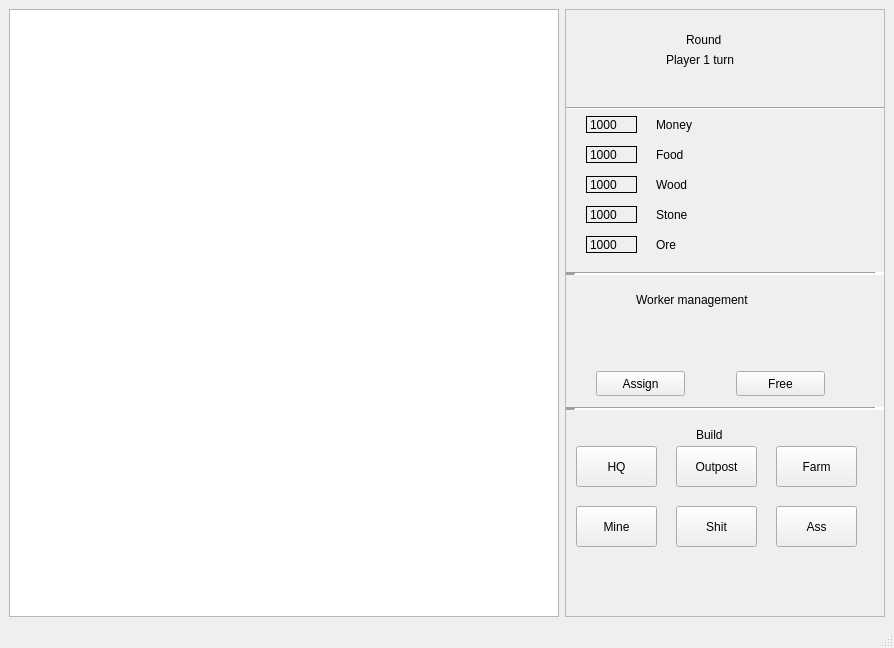
First picture: the form in Game/mapwindow.ui, repository villeh987/Pirkanmaa-Conquest-Game, before the edit.
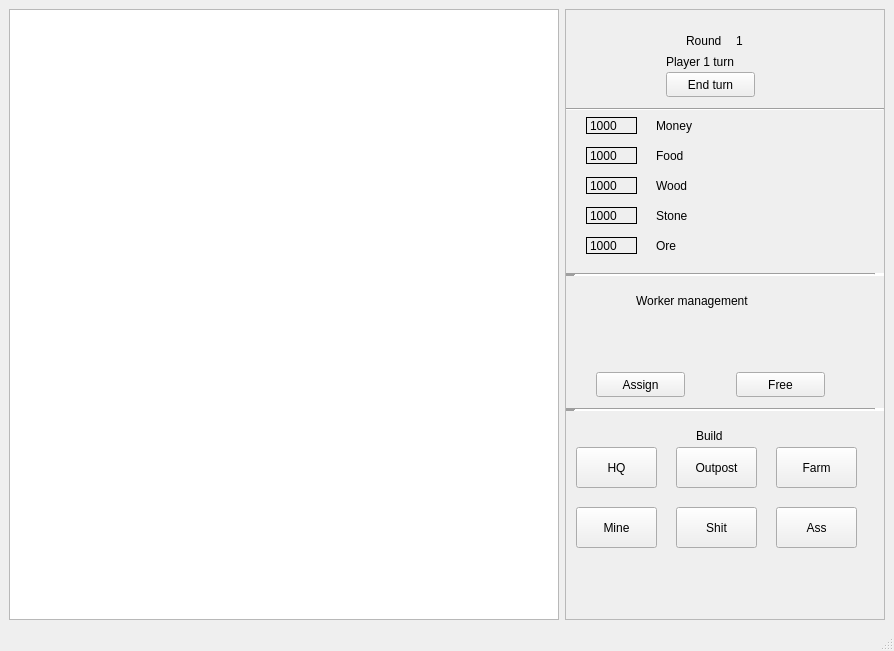
Second picture: the form after the edit.

Commit message: Basic functionality for starting game, adding players and changing turns

```diff
--- a/Game/mapwindow.ui
+++ b/Game/mapwindow.ui
@@ -7,7 +7,7 @@
     <x>0</x>
     <y>0</y>
     <width>894</width>
-    <height>648</height>
+    <height>651</height>
    </rect>
   </property>
   <property name="windowTitle">
@@ -70,7 +70,7 @@
        <property name="geometry">
         <rect>
          <x>0</x>
-         <y>0</y>
+         <y>1</y>
          <width>318</width>
          <height>584</height>
         </rect>
@@ -126,14 +126,40 @@
             <rect>
              <x>100</x>
              <y>20</y>
-             <width>111</width>
-             <height>17</height>
+             <width>161</width>
+             <height>20</height>
             </rect>
            </property>
            <property name="text">
             <string>Player 1 turn</string>
            </property>
           </widget>
+          <widget class="QPushButton" name="endTurnButton">
+           <property name="geometry">
+            <rect>
+             <x>100</x>
+             <y>40</y>
+             <width>89</width>
+             <height>25</height>
+            </rect>
+           </property>
+           <property name="text">
+            <string>End turn</string>
+           </property>
+          </widget>
+          <widget class="QLabel" name="roundNumberLabel">
+           <property name="geometry">
+            <rect>
+             <x>170</x>
+             <y>0</y>
+             <width>61</width>
+             <height>17</height>
+            </rect>
+           </property>
+           <property name="text">
+            <string>1</string>
+           </property>
+          </widget>
          </widget>
         </item>
         <item>
```
Left out of the diff: 2 changed lines with no effect on the pictures. The commit also changes 7 other files.
